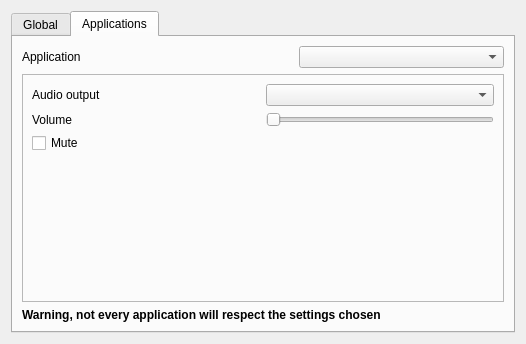
The window that kmediaplayer/kcm/kcmplayer.ui (fluxer/kde-baseapps) describes before a commit, drawn with Qt 5.
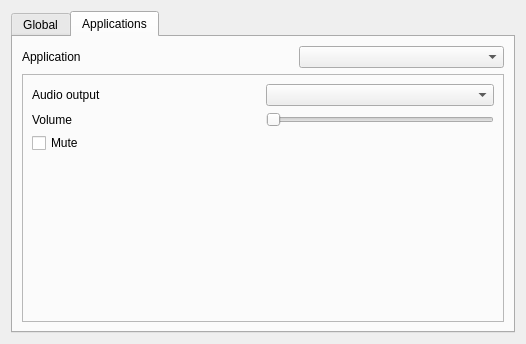
The same window after the commit. The open tabs and pages were chosen to show the change.

```diff
--- a/kmediaplayer/kcm/kcmplayer.ui
+++ b/kmediaplayer/kcm/kcmplayer.ui
@@ -173,19 +173,6 @@
          </layout>
         </widget>
        </item>
-       <item row="3" column="0" colspan="3">
-        <widget class="QLabel" name="label_2">
-         <property name="text">
-          <string>&lt;html&gt;&lt;head/&gt;&lt;body&gt;&lt;p&gt;&lt;span style=&quot; font-weight:600;&quot;&gt;Warning, not every application will respect the settings chosen&lt;/span&gt;&lt;/p&gt;&lt;/body&gt;&lt;/html&gt;</string>
-         </property>
-         <property name="textFormat">
-          <enum>Qt::RichText</enum>
-         </property>
-         <property name="wordWrap">
-          <bool>true</bool>
-         </property>
-        </widget>
-       </item>
        <item row="1" column="1">
         <spacer name="horizontalSpacer">
          <property name="orientation">
```
